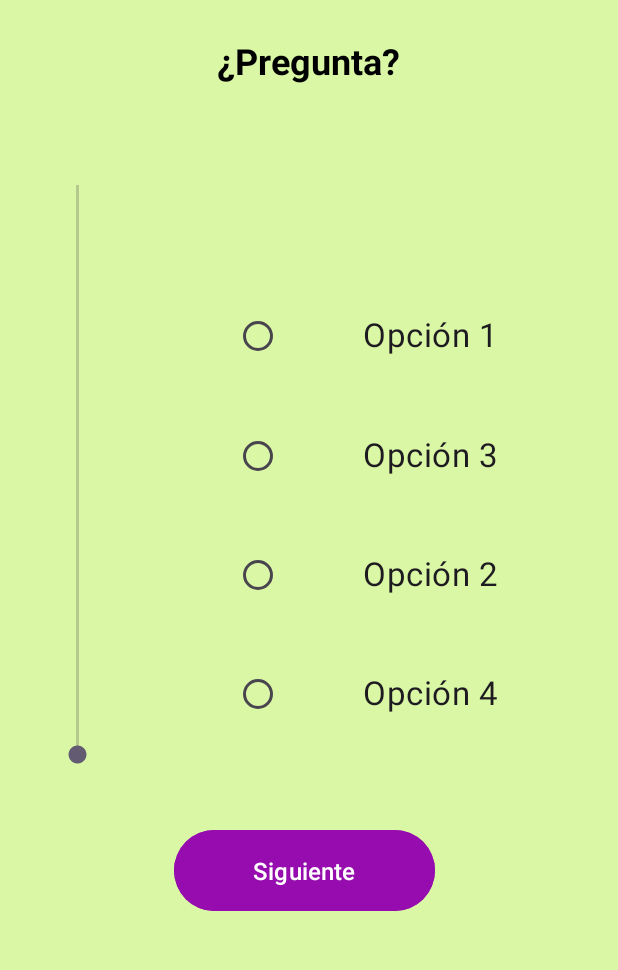
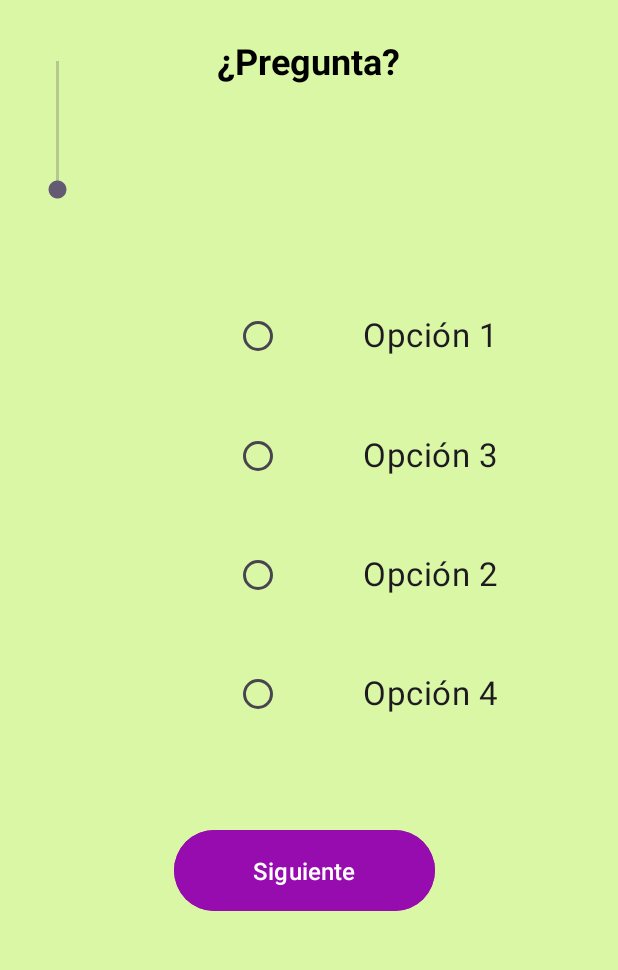
Before and after one commit to scuadrosf/AppsLab, an Android app: the layout activity_main.xml on its own in the app's theme, with its tools: preview values and no code run, on a phone screen of 412 x 824 dp, the part 187-1157 px from its top. Run offline under Robolectric (Android 15) with nearby library versions, the phone set to English and light mode, and no system bars.

Commit message:
Update activity_main.xml

```diff
--- a/P1/app/src/main/res/layout/activity_main.xml
+++ b/P1/app/src/main/res/layout/activity_main.xml
@@ -246,19 +246,17 @@
 
     <SeekBar
         android:id="@+id/seekBarVolume"
-        android:layout_width="393dp"
-        android:layout_height="755dp"
+        android:layout_width="wrap_content"
+        android:layout_height="228dp"
         android:layout_alignParentStart="true"
         android:layout_alignParentTop="true"
         android:layout_alignParentEnd="true"
         android:layout_alignParentBottom="true"
-        android:layout_marginStart="-154dp"
-        android:layout_marginTop="52dp"
-        android:layout_marginEnd="154dp"
-        android:layout_marginBottom="0dp"
+        android:layout_marginStart="-20dp"
+        android:layout_marginTop="86dp"
+        android:layout_marginEnd="314dp"
+        android:layout_marginBottom="493dp"
         android:rotation="270" />
 
 
-
-
 </RelativeLayout>
```
